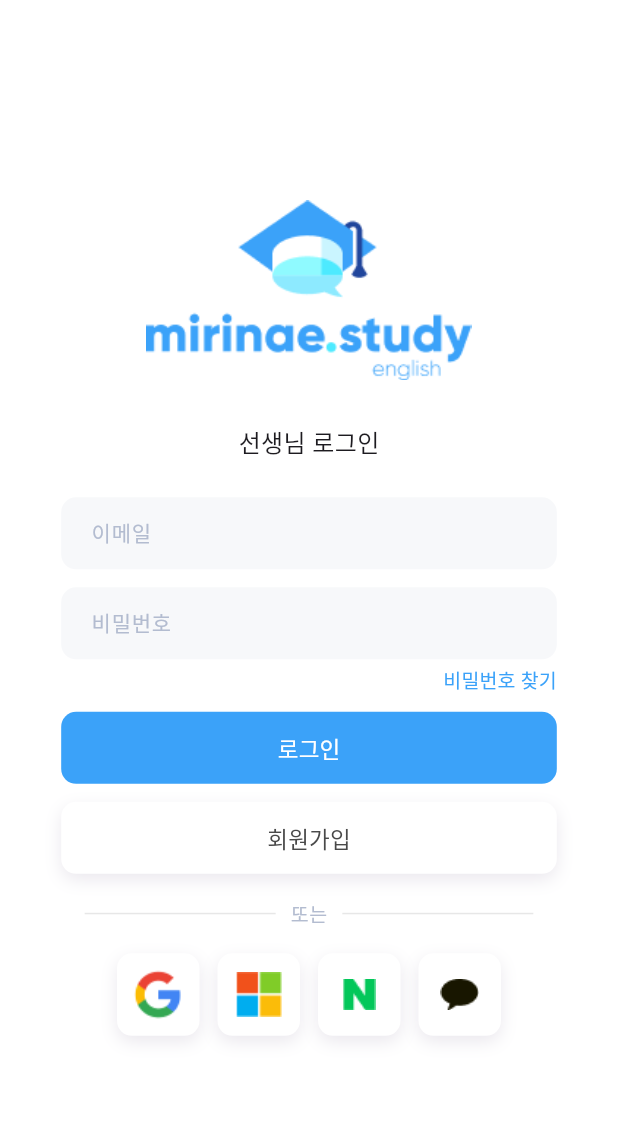
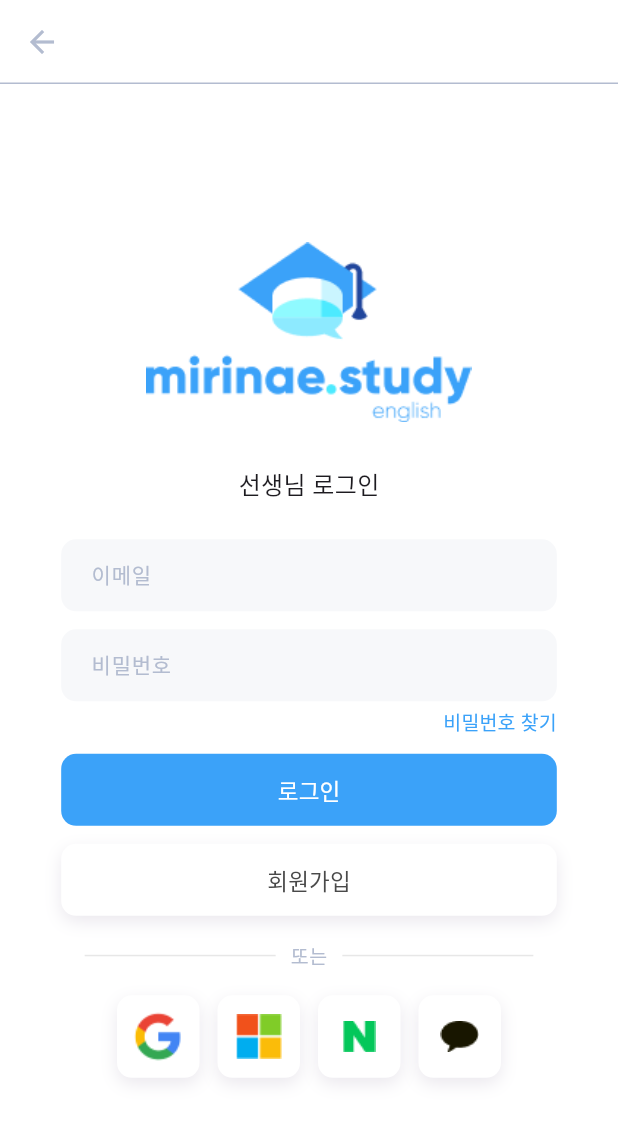
Before and after one commit to parkdaxun/mirinaestudy, a Flutter app: the LoginScreen screen opened directly, on a phone screen of 412 x 824 dp. Shown: the top 1122 px of the screen. Run offline on Flutter 3.47's test engine with Material 3 defaults, Android fonts, the phone set to English and light mode, and no system bars; Roboto replaces fonts that are missing (NunitoBold).

Commit message:
🔨 :: AppBar 추가

```diff
--- a/lib/screen/login_screen.dart
+++ b/lib/screen/login_screen.dart
@@ -17,6 +17,18 @@ class _LoginScreenState extends State<LoginScreen> {
 
     return Scaffold(
       backgroundColor: Colors.white,
+      appBar: AppBar(
+        backgroundColor: Colors.white,
+        iconTheme: IconThemeData(
+          color: AppColors.grey,
+        ),
+        shape: Border(
+          bottom: BorderSide(
+            color: AppColors.grey,
+            width: 1,
+          ),
+        ),
+      ),
       body: Center(
         child: Column(
           mainAxisAlignment: MainAxisAlignment.center,
```
